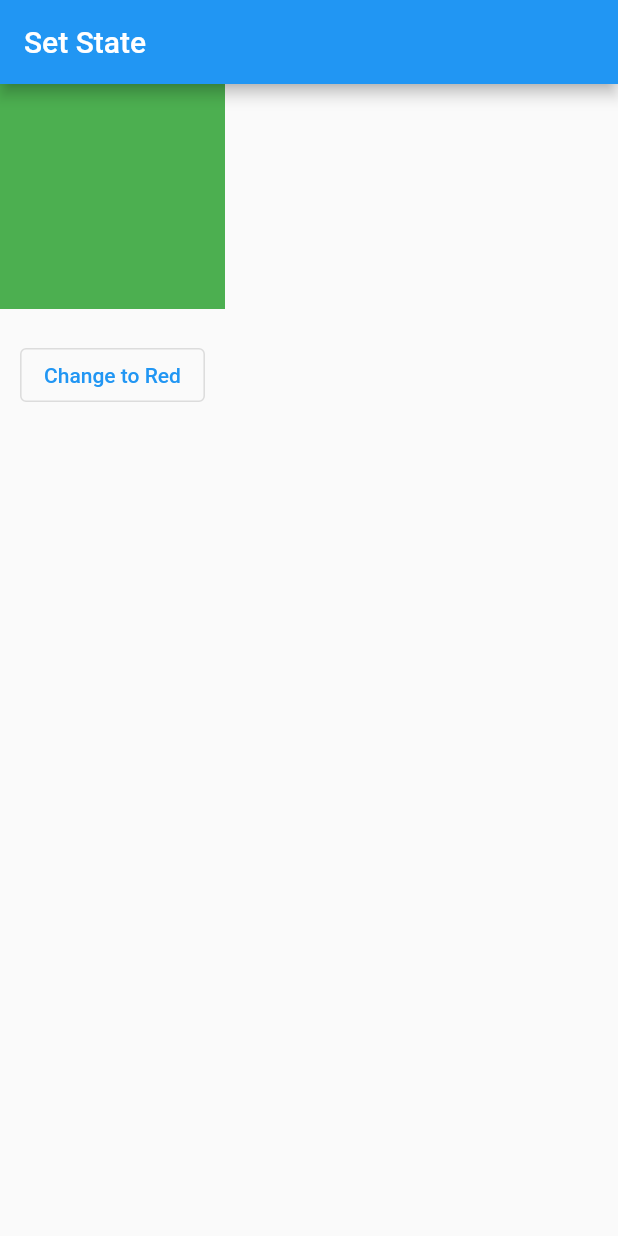
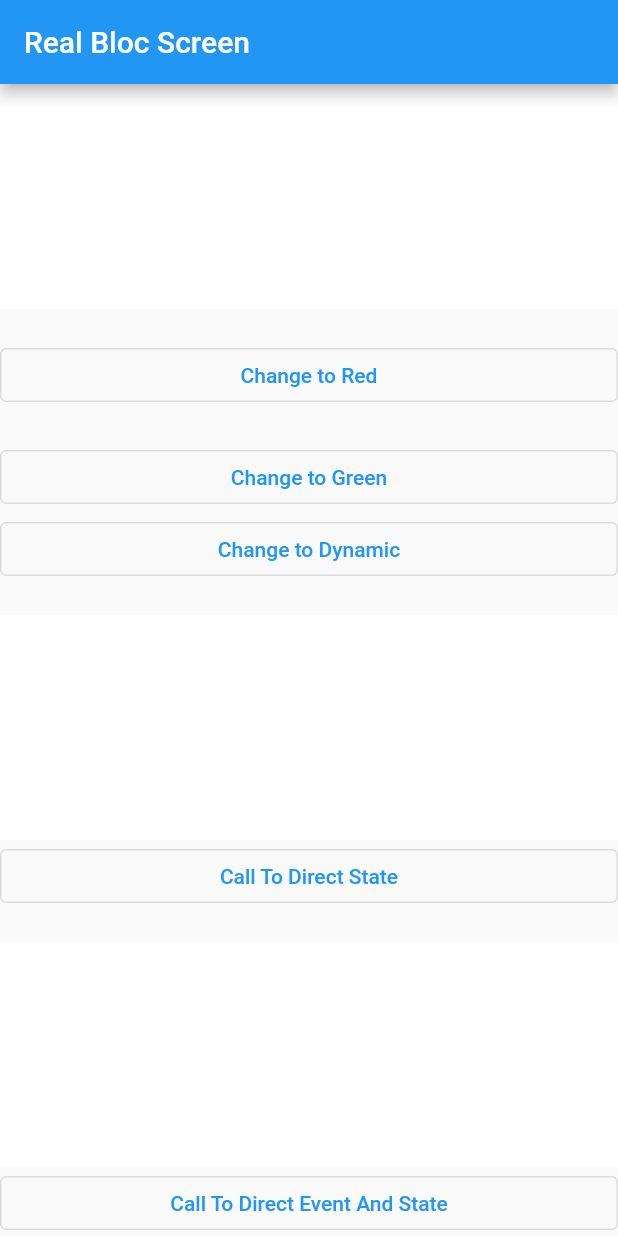
Before and after one commit to root137/state_management, a Flutter app: the screen it shows after launch, on a phone screen of 412 x 824 dp. Run offline on Flutter 3.47's test engine with Material 2 defaults, Android fonts, the phone set to English and light mode, and no system bars; our stand-ins replace flutter_bloc.

Commit message:
real bloc state management

```diff
--- a/lib/main.dart
+++ b/lib/main.dart
@@ -1,9 +1,13 @@
 import 'package:flutter/material.dart';
 import 'package:flutter_bloc/flutter_bloc.dart';
+import 'package:state_management/stateManagement/bloc/blocObserver/my_bloc_observer.dart';
 import 'package:state_management/stateManagement/bloc/color_cubit.dart';
-import 'package:state_management/stateManagement/setState/set_state_screen.dart';
+import 'package:state_management/stateManagement/bloc/realBloc/color_bloc.dart';
+import 'package:state_management/stateManagement/bloc/realBloc/real_bloc_screen.dart';
 
 void main() {
+  ///setting my bloc observer here...
+  Bloc.observer = MyBlocObserver();
   runApp(const MyApp());
 }
 
@@ -13,23 +17,21 @@ class MyApp extends StatelessWidget {
   // This widget is the root of your application.
   @override
   Widget build(BuildContext context) {
-    return MaterialApp(
+    return MultiBlocProvider(
+      providers: [
+        BlocProvider(create: (_) => ColorBloc()),
+        BlocProvider(create: (_) => DirectStateColorBloc()),
+        BlocProvider(create: (_) => DirectEventAndStateColorBloc()),
+      ],
+      child: MaterialApp(
         title: 'Flutter Demo',
         theme: ThemeData(
-        // This is the theme of your application.
-        //
-        // Try running your application with "flutter run". You'll see the
-        // application has a blue toolbar. Then, without quitting the app, try
-        // changing the primarySwatch below to Colors.green and then invoke
-        // "hot reload" (press "r" in the console where you ran "flutter run",
-        // or simply save your changes to "hot reload" in a Flutter IDE).
-        // Notice that the counter didn't reset back to zero; the application
-        // is not restarted.
           primarySwatch: Colors.blue,
         ),
         home: BlocProvider(
           create: (_) => ColorCubit(),
-        child: SetStateScreen(),
+          child: RealBlocScreen(),
+        ),
       ),
     );
   }
--- /dev/null
+++ b/lib/stateManagement/bloc/blocObserver/my_bloc_observer.dart
@@ -0,0 +1,20 @@
+import 'package:flutter_bloc/flutter_bloc.dart';
+
+///observer for all bloc used inside this project
+class MyBlocObserver extends BlocObserver {
+  @override
+  void onChange(BlocBase bloc, Change change) {
+    super.onChange(bloc, change);
+    print('<------- Bloc Change Start-------->\n');
+    print(change);
+    print('<------- Bloc Change End -------->\n');
+  }
+
+  @override
+  void onTransition(Bloc bloc, Transition transition) {
+    super.onTransition(bloc, transition);
+    print('<------- Bloc Transition Start-------->\n');
+    print(transition);
+    print('<------- Bloc Transition End -------->\n');
+  }
+}
--- /dev/null
+++ b/lib/stateManagement/bloc/realBloc/color_bloc.dart
@@ -0,0 +1,50 @@
+import 'package:flutter/material.dart';
+import 'package:flutter_bloc/flutter_bloc.dart';
+import 'package:state_management/stateManagement/bloc/realBloc/color_event.dart';
+import 'package:state_management/stateManagement/bloc/realBloc/color_state.dart';
+
+///bloc using custom event and custom state
+class ColorBloc extends Bloc<ColorEvent, ColorState> {
+  ColorBloc() : super(InitialColorState()) {
+    on<ChangeColorToRedEvent>((event, emit) {
+      ///do your logic here
+      emit(ColorChangedToRedState());
+    });
+    on<ChangeColorToGreenEvent>((event, emit) {
+      ///do your stuff here
+      emit(ColorChangedToGreenState());
+    });
+    on<ChangeDynamicColorEvent>((event, emit) {
+      ///do your stuff here
+      emit(ColorChangedDynamicState(color: event.color));
+    });
+  }
+}
+
+///bloc using custom event and direct state
+class DirectStateColorBloc extends Bloc<ColorEvent, Color> {
+  DirectStateColorBloc() : super(Colors.white) {
+    on<ChangeColorToRedEvent>((event, emit) {
+      ///do your logic here
+      emit(Colors.red);
+    });
+    on<ChangeColorToGreenEvent>((event, emit) {
+      ///do your stuff here
+      emit(Colors.green);
+    });
+    on<ChangeDynamicColorEvent>((event, emit) {
+      ///do your stuff here
+      emit(event.color);
+    });
+  }
+}
+
+///bloc using direct event and direct state
+class DirectEventAndStateColorBloc extends Bloc<Color, Color> {
+  DirectEventAndStateColorBloc() : super(Colors.white) {
+    on<Color>((event, emit) {
+      ///do your logic here
+      emit(event);
+    });
+  }
+}
--- /dev/null
+++ b/lib/stateManagement/bloc/realBloc/color_event.dart
@@ -0,0 +1,12 @@
+import 'package:flutter/widgets.dart';
+
+abstract class ColorEvent {}
+
+class ChangeColorToRedEvent extends ColorEvent {}
+
+class ChangeColorToGreenEvent extends ColorEvent {}
+
+class ChangeDynamicColorEvent extends ColorEvent {
+  ChangeDynamicColorEvent({required this.color});
+  final Color color;
+}
--- /dev/null
+++ b/lib/stateManagement/bloc/realBloc/color_state.dart
@@ -0,0 +1,14 @@
+import 'package:flutter/material.dart';
+
+abstract class ColorState {}
+
+class InitialColorState extends ColorState {}
+
+class ColorChangedToRedState extends ColorState {}
+
+class ColorChangedToGreenState extends ColorState {}
+
+class ColorChangedDynamicState extends ColorState {
+  ColorChangedDynamicState({required this.color});
+  final Color color;
+}
--- /dev/null
+++ b/lib/stateManagement/bloc/realBloc/real_bloc_screen.dart
@@ -0,0 +1,115 @@
+import 'package:flutter/material.dart';
+import 'package:flutter_bloc/flutter_bloc.dart';
+import 'package:state_management/stateManagement/bloc/realBloc/color_bloc.dart';
+import 'package:state_management/stateManagement/bloc/realBloc/color_state.dart';
+
+import 'color_event.dart';
+
+class RealBlocScreen extends StatelessWidget {
+  const RealBlocScreen({Key? key}) : super(key: key);
+
+  @override
+  Widget build(BuildContext context) {
+    return Scaffold(
+      appBar: AppBar(
+        title: Text('Real Bloc Screen'),
+      ),
+      body: SingleChildScrollView(
+        child: Column(
+          crossAxisAlignment: CrossAxisAlignment.stretch,
+          children: [
+            BlocBuilder<ColorBloc, ColorState>(
+              builder: (context, colorState) {
+                Color color = Colors.white;
+                if (colorState is ColorChangedToRedState) {
+                  color = Colors.red;
+                } else if (colorState is ColorChangedToGreenState) {
+                  color = Colors.green;
+                } else if (colorState is ColorChangedDynamicState) {
+                  color = colorState.color;
+                }
+                return Container(
+                  height: 150,
+                  width: 150,
+                  color: color,
+                );
+              },
+            ),
+            const SizedBox(
+              height: 20,
+            ),
+            OutlinedButton(
+              onPressed: () {
+                context.read<ColorBloc>().add(ChangeColorToRedEvent());
+              },
+              child: Text(
+                'Change to Red',
+              ),
+            ),
+            const SizedBox(
+              height: 20,
+            ),
+            OutlinedButton(
+              onPressed: () {
+                BlocProvider.of<ColorBloc>(context).add(ChangeColorToGreenEvent());
+              },
+              child: Text(
+                'Change to Green',
+              ),
+            ),
+            OutlinedButton(
+              onPressed: () {
+                BlocProvider.of<ColorBloc>(context).add(ChangeDynamicColorEvent(color: Colors.black));
+              },
+              child: Text(
+                'Change to Dynamic',
+              ),
+            ),
+            const SizedBox(
+              height: 20,
+            ),
+            BlocBuilder<DirectStateColorBloc, Color>(
+              builder: (context, changedColor) {
+                Color color = changedColor;
+                return Container(
+                  height: 150,
+                  width: 150,
+                  color: color,
+                );
+              },
+            ),
+            OutlinedButton(
+              onPressed: () {
+                BlocProvider.of<DirectStateColorBloc>(context).add(ChangeDynamicColorEvent(color: Colors.purple));
+              },
+              child: Text(
+                'Call To Direct State',
+              ),
+            ),
+            const SizedBox(
+              height: 20,
+            ),
+            BlocBuilder<DirectEventAndStateColorBloc, Color>(
+              builder: (context, changedColor) {
+                Color color = changedColor;
+                return Container(
+                  height: 150,
+                  width: 150,
+                  color: color,
+                );
+              },
+            ),
+            OutlinedButton(
+              onPressed: () {
+                BlocProvider.of<DirectEventAndStateColorBloc>(context).add(Colors.yellow);
+              },
+              child: Text(
+                'Call To Direct Event And State',
+              ),
+            ),
+          ],
+        ),
+      ),
+    );
+  }
+}
```
Lines whose indentation alone changed are shown as unchanged.
